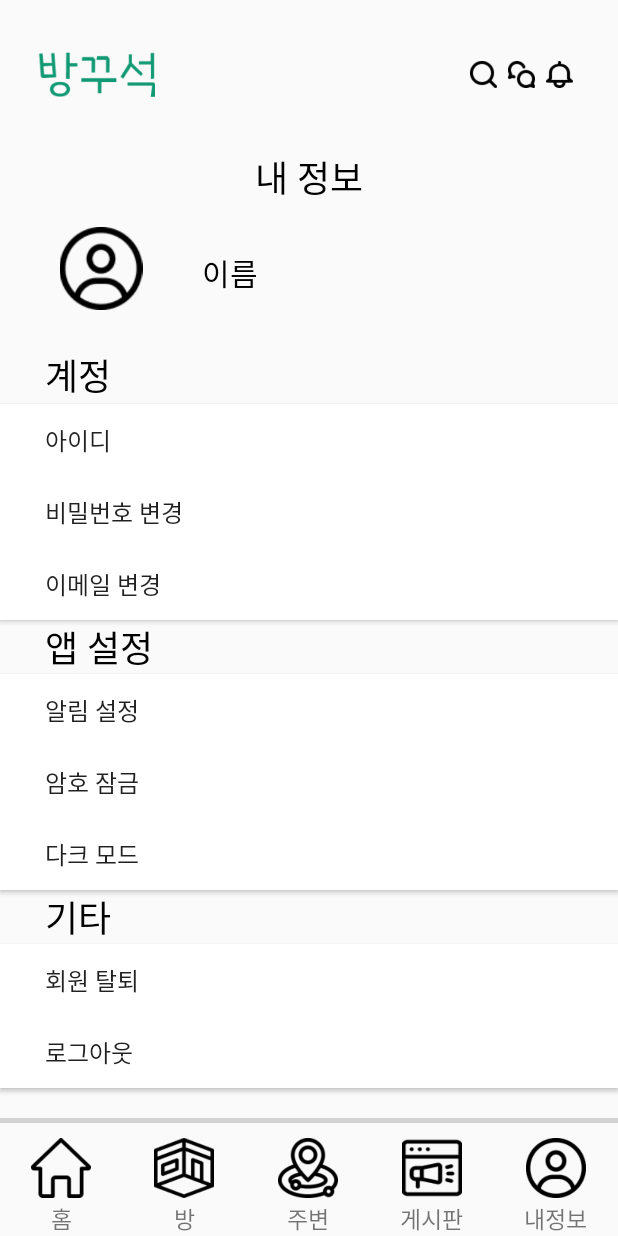
After one commit to CapstoneRRoom/RRoom, an Android app: the layout my_info.xml on its own in the app's theme, with its tools: preview values and no code run, on a phone screen of 412 x 824 dp. The commit adds this screen. Run offline under Robolectric (Android 15) with nearby library versions, the phone set to English and light mode, and no system bars.

Commit message:
내 정보, 게시판(내가 쓴 글), 게시판용 상단바, 게시글, UI 추가

```diff
--- a/app/build.gradle.kts
+++ b/app/build.gradle.kts
@@ -40,4 +40,5 @@ dependencies {
     testImplementation(libs.junit)
     androidTestImplementation(libs.ext.junit)
     androidTestImplementation(libs.espresso.core)
+
 }
--- /dev/null
+++ b/app/src/main/res/layout/my_info.xml
@@ -0,0 +1,159 @@
+<?xml version="1.0" encoding="utf-8"?>
+<LinearLayout xmlns:android="http://schemas.android.com/apk/res/android"
+    xmlns:app="http://schemas.android.com/apk/res-auto"
+    android:orientation="vertical"
+    android:layout_width="match_parent"
+    android:layout_height="match_parent">
+
+    <include layout="@layout/titlebar"/>
+
+
+    <TextView
+        android:id="@+id/textView2"
+        android:layout_width="match_parent"
+        android:layout_height="51dp"
+        android:text="내 정보"
+        android:textAlignment="center"
+        android:textColor="@android:color/black"
+        android:textSize="24sp" />
+
+    <LinearLayout
+        android:layout_width="match_parent"
+        android:layout_height="79dp"
+        android:orientation="horizontal">
+
+        <ImageView
+            android:id="@+id/imageView3"
+            android:layout_width="115dp"
+            android:layout_height="55dp"
+            android:layout_weight="1"
+            app:srcCompat="@drawable/my" />
+
+        <TextView
+            android:id="@+id/textView5"
+            android:layout_width="257dp"
+            android:layout_height="63dp"
+            android:layout_weight="1"
+            android:text="이름"
+            android:textColor="#000000"
+            android:textSize="20sp"
+            android:translationY="15dp" />
+    </LinearLayout>
+
+    <View
+        android:id="@+id/view"
+        android:layout_width="match_parent"
+        android:layout_height="1dp" />
+
+    <TextView
+        android:id="@+id/textView6"
+        android:layout_width="match_parent"
+        android:layout_height="37dp"
+        android:paddingStart="30dp"
+        android:text="계정"
+        android:textAlignment="viewStart"
+        android:textColor="#000000"
+        android:textSize="24sp"/>
+
+    <Button
+        android:id="@+id/button"
+        android:layout_width="match_parent"
+        android:layout_height="wrap_content"
+        android:background="@color/white"
+        android:text="아이디"
+        android:textAlignment="viewStart"
+        android:textSize="16sp"
+        android:paddingStart="30dp"/>
+
+    <Button
+        android:id="@+id/button2"
+        android:layout_width="match_parent"
+        android:layout_height="wrap_content"
+        android:background="@color/white"
+        android:text="비밀번호 변경"
+        android:textAlignment="viewStart"
+        android:textSize="16sp"
+        android:paddingStart="30dp"/>
+
+    <Button
+        android:id="@+id/button8"
+        android:layout_width="match_parent"
+        android:layout_height="wrap_content"
+        android:background="@color/white"
+        android:text="이메일 변경"
+        android:textAlignment="viewStart"
+        android:textSize="16sp"
+        android:paddingStart="30dp"/>
+
+    <TextView
+        android:id="@+id/textView7"
+        android:layout_width="match_parent"
+        android:layout_height="wrap_content"
+        android:text="앱 설정"
+        android:textAlignment="viewStart"
+        android:textColor="@color/black"
+        android:textSize="24sp"
+        android:paddingStart="30dp"/>
+
+    <Button
+        android:id="@+id/button3"
+        android:layout_width="match_parent"
+        android:layout_height="wrap_content"
+        android:background="@color/white"
+        android:text="알림 설정"
+        android:textAlignment="viewStart"
+        android:textSize="16sp"
+        android:paddingStart="30dp"/>
+
+    <Button
+        android:id="@+id/button4"
+        android:layout_width="match_parent"
+        android:layout_height="wrap_content"
+        android:background="@color/white"
+        android:text="암호 잠금"
+        android:textAlignment="viewStart"
+        android:textSize="16sp"
+        android:paddingStart="30dp"/>
+
+    <Button
+        android:id="@+id/button5"
+        android:layout_width="match_parent"
+        android:layout_height="wrap_content"
+        android:background="@color/white"
+        android:text="다크 모드"
+        android:textAlignment="viewStart"
+        android:textSize="16sp"
+        android:paddingStart="30dp"/>
+
+    <TextView
+        android:id="@+id/textView8"
+        android:layout_width="match_parent"
+        android:layout_height="wrap_content"
+        android:text="기타"
+        android:textColor="@color/black"
+        android:textSize="24sp"
+        android:paddingStart="30dp"/>
+
+    <Button
+        android:id="@+id/button6"
+        android:layout_width="match_parent"
+        android:layout_height="wrap_content"
+        android:background="@color/white"
+        android:text="회원 탈퇴"
+        android:textAlignment="viewStart"
+        android:textSize="16sp"
+        android:paddingStart="30dp"/>
+
+    <Button
+        android:id="@+id/button7"
+        android:layout_width="match_parent"
+        android:layout_height="wrap_content"
+        android:background="@color/white"
+        android:text="로그아웃"
+        android:textAlignment="viewStart"
+        android:textSize="16sp"
+        android:paddingStart="30dp"/>
+
+    <include layout="@layout/navibar" />
+
+</LinearLayout>
```
Also changed, not shown: app/src/main/res/layout/back_navibar.xml (added, +38 -0 lines), app/src/main/res/layout/community.xml (added, +17 -0 lines), app/src/main/res/layout/postings.xml (added, +32 -0 lines), app/src/main/java/com/example/rroom/MainActivity.java (line endings or trailing spaces), app/src/main/res/drawable/back_arrow.png (added).
